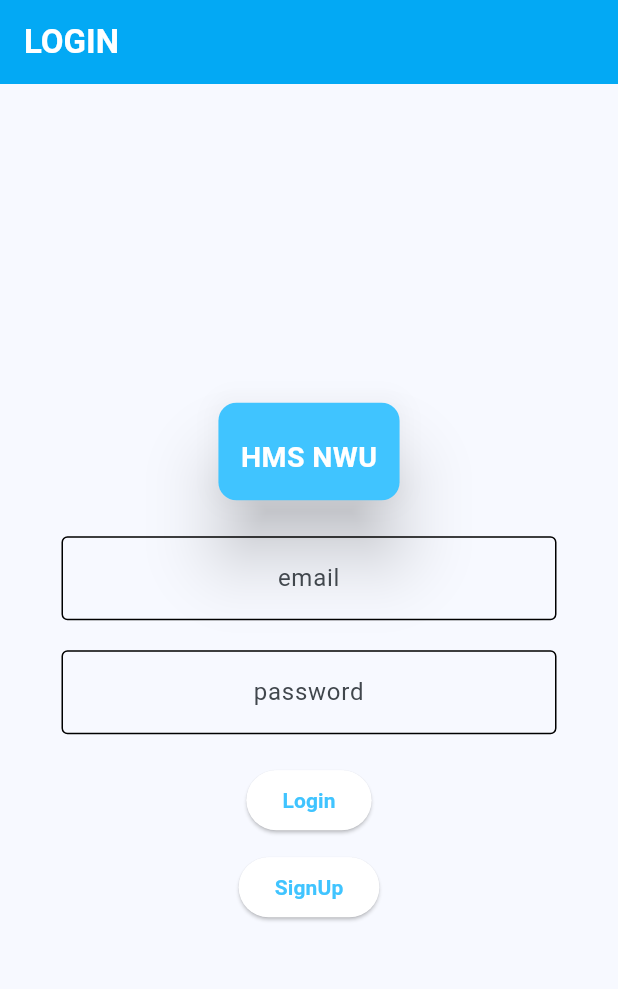
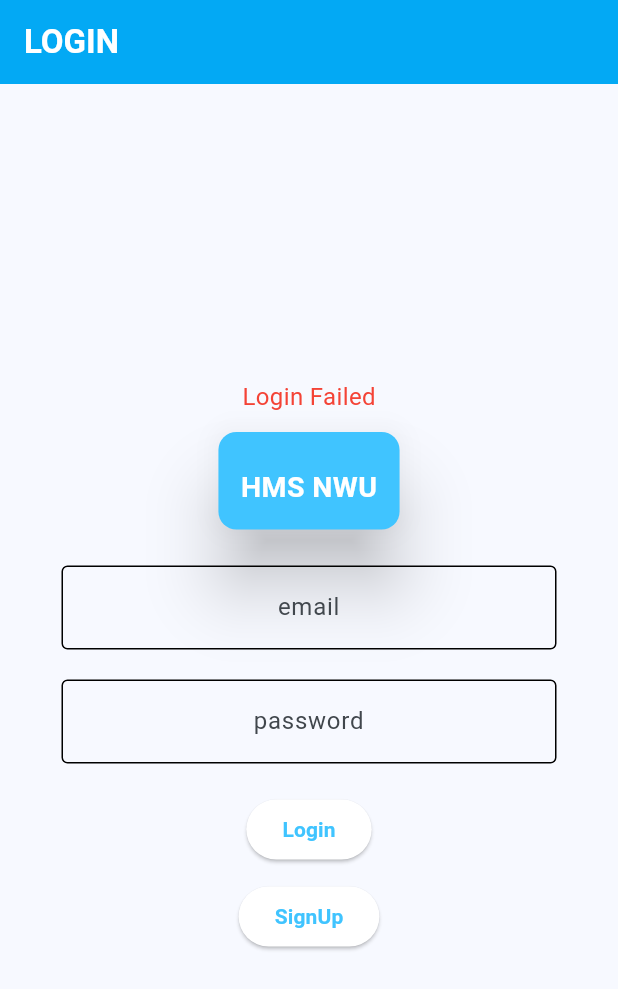
Before and after one commit to Code-Crusaders-NWU/HumanMovementSciences-NWU, a Flutter app: the screen it shows after launch, after a tap on "Login", on a phone screen of 412 x 824 dp. Shown: the top 989 px of the screen. Run offline on Flutter 3.47's test engine with Material 3 defaults, Android fonts, the phone set to English and light mode, and no system bars.

Commit message:
Update login.dart

```diff
--- a/front_end/hms_frontend/lib/pages/login.dart
+++ b/front_end/hms_frontend/lib/pages/login.dart
@@ -8,11 +8,19 @@ import 'package:http/http.dart' as http;
 
 
 
-class LoginScreen extends StatelessWidget {
+class LoginScreen extends StatefulWidget {
   LoginScreen({super.key});
+
+  @override
+  _LoginScreenState createState() => _LoginScreenState();
+}
+class _LoginScreenState extends State<LoginScreen>{
+
 
   final usernameController = TextEditingController();
   final passwordController = TextEditingController();
+  String? loginMessage;
+
 
   //login function
   void login() async{
@@ -24,7 +32,7 @@ class LoginScreen extends StatelessWidget {
           "password": passwordController.text
         };
 
-try {
+  try {
           var res = await http.post(
             Uri.parse("$apiURL/api/login"),
             headers: {"Content-Type": "application/json"},
@@ -32,15 +40,31 @@ try {
           );
 
           if (res.statusCode == 201) {
-            print('Login successful');
+            setState((){
+            loginMessage = "Login Sucessful";
+            });
           } else {
-            print('Login failed: ${res.body}');
+            var res_body = jsonDecode(res.body);
+            if (res_body['error'] != null) {
+              setState((){
+              loginMessage = res_body['error'];
+            });
+            }
+            else{
+              setState((){
+              loginMessage = "login failed";
+            });
+            }
           }
         } catch (error) {
-          print('Error: $error');
+           setState((){
+            loginMessage = "$error";
+            });
         }
       } else {
-        print('Passwords do not match');
+        setState((){
+            loginMessage = "Login Failed";
+            });
       }
   }
 
@@ -63,16 +87,31 @@ try {
         child: Center(
           child: Column(
             mainAxisAlignment: MainAxisAlignment.center,
+            children: <Widget>[
+              if (loginMessage != null)
+                Padding(
+                  padding: const EdgeInsets.symmetric(vertical: 8.0),
+                  child: Text(
+                    loginMessage!,
+                    style: TextStyle(
+                      fontSize: 16,
+                      color: loginMessage == 'Login successful'
+                        ? Colors.green
+                        : Colors.red,
+            ),
+          ),
+        ),
 
-            children: <Widget>[
+
               //Text wdiget to display nice message
-              const Card(elevation: 20 ,
+            const Card(elevation: 20 ,
               color: Colors.lightBlueAccent,
               child: Padding(
                 padding: EdgeInsets.all(15.0),
                 child: Column(
                   mainAxisSize: MainAxisSize.min,
                   children: <Widget>[
+
                     SizedBox(height: 8),
                     Text('HMS NWU',
                     style: TextStyle(fontSize: 19,
@@ -106,10 +145,7 @@ try {
               //Login Button
               MyButton(
                 text: 'Login',
-                onPressed: ()
-                {
-                  print('logged in');
-                },
+                onPressed: ()=>{login()},
               ),
 
               const SizedBox(height: 10),
@@ -126,4 +162,4 @@ try {
       ),
     );
   }
-}//class
+}
```
